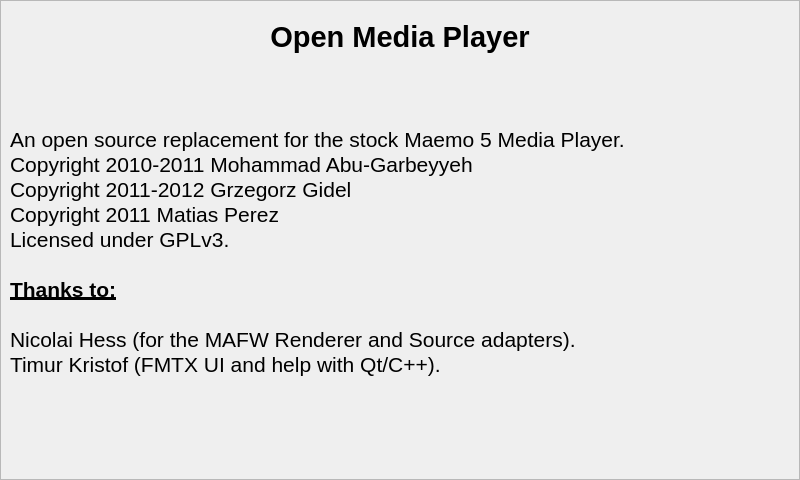
Above: aboutwindow.ui from gidzzz/openmediaplayer before the change. Below: the same form after it.
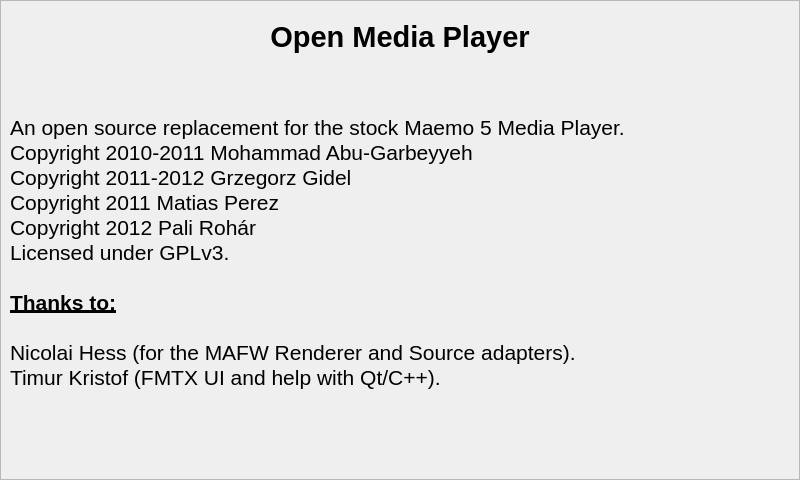
That is the form after the change.

Commit message: Add me to authors list

What changed in the file:
```diff
--- a/aboutwindow.ui
+++ b/aboutwindow.ui
@@ -28,8 +28,8 @@
         <rect>
          <x>0</x>
          <y>0</y>
-         <width>798</width>
-         <height>478</height>
+         <width>794</width>
+         <height>474</height>
         </rect>
        </property>
        <layout class="QVBoxLayout" name="verticalLayout_2">
@@ -87,6 +87,7 @@
 &lt;p style=&quot; margin-top:0px; margin-bottom:0px; margin-left:0px; margin-right:0px; -qt-block-indent:0; text-indent:0px;&quot;&gt;&lt;span style=&quot; font-size:16pt;&quot;&gt;Copyright 2010-2011 Mohammad Abu-Garbeyyeh&lt;/span&gt;&lt;/p&gt;
 &lt;p style=&quot; margin-top:0px; margin-bottom:0px; margin-left:0px; margin-right:0px; -qt-block-indent:0; text-indent:0px;&quot;&gt;&lt;span style=&quot; font-size:16pt;&quot;&gt;Copyright 2011-2012 Grzegorz Gidel&lt;/span&gt;&lt;/p&gt;
 &lt;p style=&quot; margin-top:0px; margin-bottom:0px; margin-left:0px; margin-right:0px; -qt-block-indent:0; text-indent:0px;&quot;&gt;&lt;span style=&quot; font-size:16pt;&quot;&gt;Copyright 2011 Matias Perez&lt;/span&gt;&lt;/p&gt;
+&lt;p style=&quot; margin-top:0px; margin-bottom:0px; margin-left:0px; margin-right:0px; -qt-block-indent:0; text-indent:0px;&quot;&gt;&lt;span style=&quot; font-size:16pt;&quot;&gt;Copyright 2012 Pali Rohár&lt;/span&gt;&lt;/p&gt;
 &lt;p style=&quot; margin-top:0px; margin-bottom:0px; margin-left:0px; margin-right:0px; -qt-block-indent:0; text-indent:0px;&quot;&gt;&lt;span style=&quot; font-size:16pt;&quot;&gt;Licensed under GPLv3.&lt;/span&gt;&lt;/p&gt;
 &lt;p style=&quot;-qt-paragraph-type:empty; margin-top:0px; margin-bottom:0px; margin-left:0px; margin-right:0px; -qt-block-indent:0; text-indent:0px; font-size:16pt;&quot;&gt;&lt;/p&gt;
 &lt;p style=&quot; margin-top:0px; margin-bottom:0px; margin-left:0px; margin-right:0px; -qt-block-indent:0; text-indent:0px;&quot;&gt;&lt;span style=&quot; font-size:16pt; font-weight:600; text-decoration: underline;&quot;&gt;Thanks to:&lt;/span&gt;&lt;/p&gt;
```
